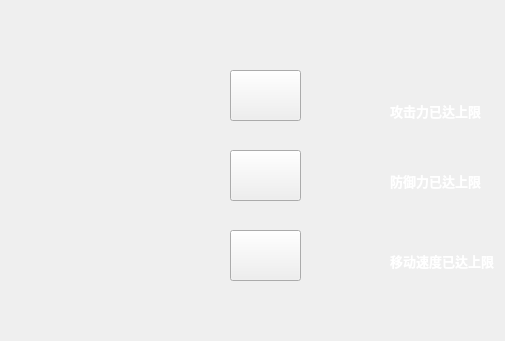
Qt form TankGame/tank_reinforce.ui (anlowee/TankGame) before a commit; both pictures show x 0 to 505 and y 0 to 341 of the 1051 by 641 pixel window.
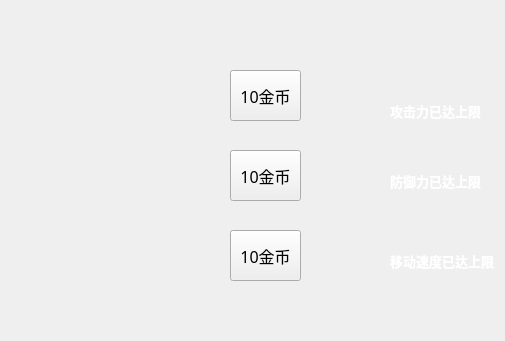
The same form after that commit. Icons and pictures are not drawn.

Patch:
```diff
--- a/TankGame/tank_reinforce.ui
+++ b/TankGame/tank_reinforce.ui
@@ -10,6 +10,18 @@
     <height>641</height>
    </rect>
   </property>
+  <property name="minimumSize">
+   <size>
+    <width>1051</width>
+    <height>641</height>
+   </size>
+  </property>
+  <property name="maximumSize">
+   <size>
+    <width>1051</width>
+    <height>641</height>
+   </size>
+  </property>
   <property name="windowTitle">
    <string>Form</string>
   </property>
@@ -25,11 +37,17 @@
      <height>51</height>
     </rect>
    </property>
+   <property name="font">
+    <font>
+     <family>Showcard Gothic</family>
+     <pointsize>12</pointsize>
+    </font>
+   </property>
    <property name="styleSheet">
     <string notr="true">border-image: url(:/sample/photo/Shop_pic/Shop_button.jpg);</string>
    </property>
    <property name="text">
-    <string/>
+    <string>10金币</string>
    </property>
   </widget>
   <widget class="QPushButton" name="defenceButton">
@@ -41,11 +59,17 @@
      <height>51</height>
     </rect>
    </property>
+   <property name="font">
+    <font>
+     <family>Showcard Gothic</family>
+     <pointsize>12</pointsize>
+    </font>
+   </property>
    <property name="styleSheet">
     <string notr="true">border-image: url(:/sample/photo/Shop_pic/Shop_button.jpg);</string>
    </property>
    <property name="text">
-    <string/>
+    <string>10金币</string>
    </property>
   </widget>
   <widget class="QPushButton" name="fastButton">
@@ -57,11 +81,17 @@
      <height>51</height>
     </rect>
    </property>
+   <property name="font">
+    <font>
+     <family>Showcard Gothic</family>
+     <pointsize>12</pointsize>
+    </font>
+   </property>
    <property name="styleSheet">
     <string notr="true">border-image: url(:/sample/photo/Shop_pic/Shop_button.jpg);</string>
    </property>
    <property name="text">
-    <string/>
+    <string>10金币</string>
    </property>
   </widget>
   <widget class="QLabel" name="label">
```
